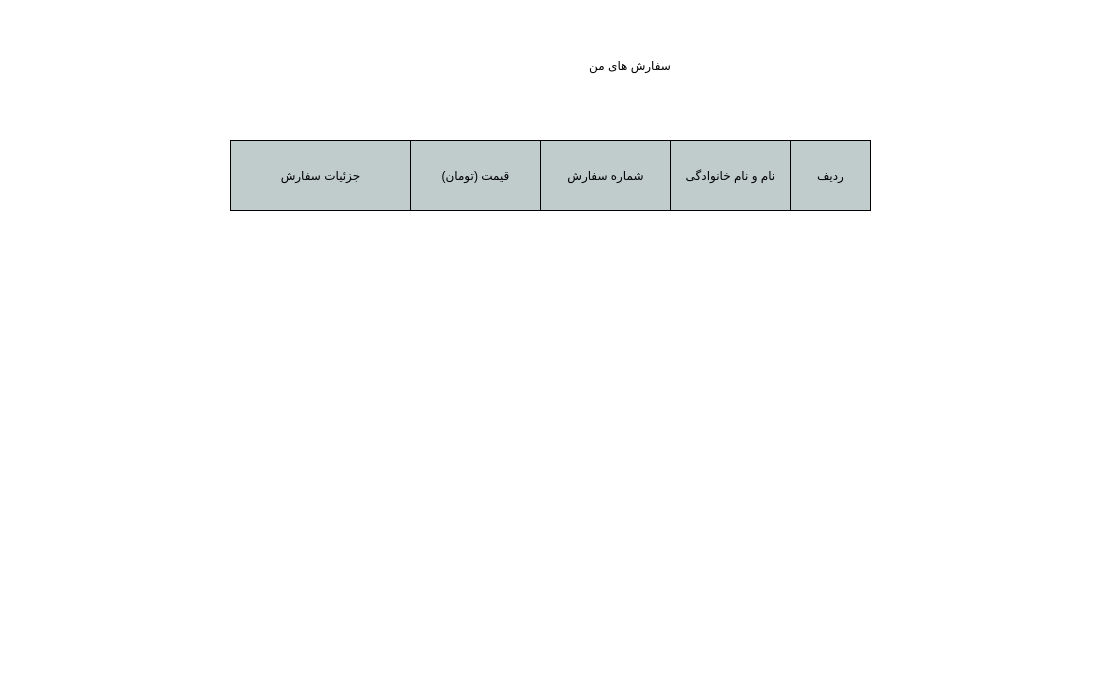
The window that OnlineShop/uiDesigns/UserOrdersUI.ui (AP-1400-2/G2-Final) describes before a commit, drawn with Qt 5.
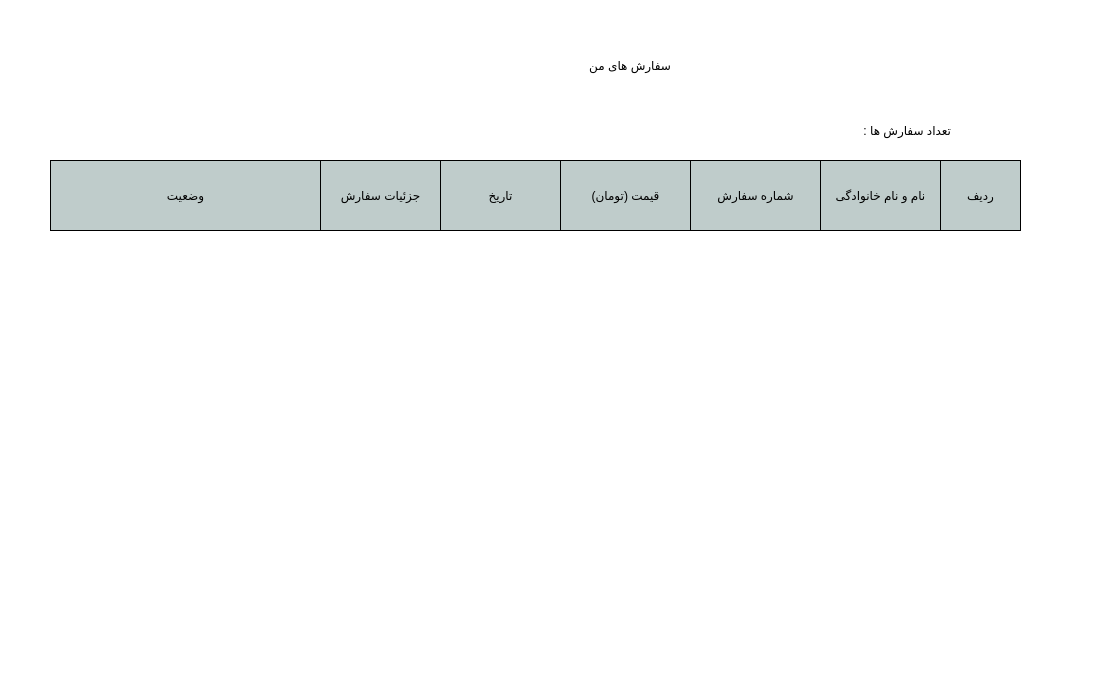
The same window after the commit.

Commit message: added offers&orders managment to operatorUI , added userFactor to loginUserUI , added new Icons to mainWindow

The edit to the form file:
```diff
--- a/OnlineShop/uiDesigns/UserOrdersUI.ui
+++ b/OnlineShop/uiDesigns/UserOrdersUI.ui
@@ -37,8 +37,8 @@
   <widget class="QPushButton" name="pushButton">
    <property name="geometry">
     <rect>
-     <x>670</x>
-     <y>140</y>
+     <x>820</x>
+     <y>160</y>
      <width>121</width>
      <height>71</height>
     </rect>
@@ -54,8 +54,8 @@
   <widget class="QPushButton" name="pushButton_3">
    <property name="geometry">
     <rect>
-     <x>540</x>
-     <y>140</y>
+     <x>690</x>
+     <y>160</y>
      <width>131</width>
      <height>71</height>
     </rect>
@@ -71,8 +71,8 @@
   <widget class="QPushButton" name="pushButton_5">
    <property name="geometry">
     <rect>
-     <x>410</x>
-     <y>140</y>
+     <x>560</x>
+     <y>160</y>
      <width>131</width>
      <height>71</height>
     </rect>
@@ -88,8 +88,8 @@
   <widget class="QPushButton" name="pushButton_4">
    <property name="geometry">
     <rect>
-     <x>790</x>
-     <y>140</y>
+     <x>940</x>
+     <y>160</y>
      <width>81</width>
      <height>71</height>
     </rect>
@@ -105,9 +105,9 @@
   <widget class="QPushButton" name="pushButton_6">
    <property name="geometry">
     <rect>
-     <x>230</x>
-     <y>140</y>
-     <width>181</width>
+     <x>320</x>
+     <y>160</y>
+     <width>121</width>
      <height>71</height>
     </rect>
    </property>
@@ -119,6 +119,53 @@
     <string>جزئیات سفارش</string>
    </property>
   </widget>
+  <widget class="QPushButton" name="pushButton_7">
+   <property name="geometry">
+    <rect>
+     <x>50</x>
+     <y>160</y>
+     <width>271</width>
+     <height>71</height>
+    </rect>
+   </property>
+   <property name="styleSheet">
+    <string notr="true">border:1px solid #000;
+background-color: rgb(191, 204, 203);</string>
+   </property>
+   <property name="text">
+    <string>وضعیت</string>
+   </property>
+  </widget>
+  <widget class="QLabel" name="orderCount_lbl">
+   <property name="geometry">
+    <rect>
+     <x>810</x>
+     <y>110</y>
+     <width>141</width>
+     <height>41</height>
+    </rect>
+   </property>
+   <property name="text">
+    <string>تعداد سفارش ها :</string>
+   </property>
+  </widget>
+  <widget class="QPushButton" name="pushButton_8">
+   <property name="geometry">
+    <rect>
+     <x>440</x>
+     <y>160</y>
+     <width>121</width>
+     <height>71</height>
+    </rect>
+   </property>
+   <property name="styleSheet">
+    <string notr="true">border:1px solid #000;
+background-color: rgb(191, 204, 203);</string>
+   </property>
+   <property name="text">
+    <string>تاریخ</string>
+   </property>
+  </widget>
  </widget>
  <resources/>
  <connections/>
```
The commit also changes 35 other files.
